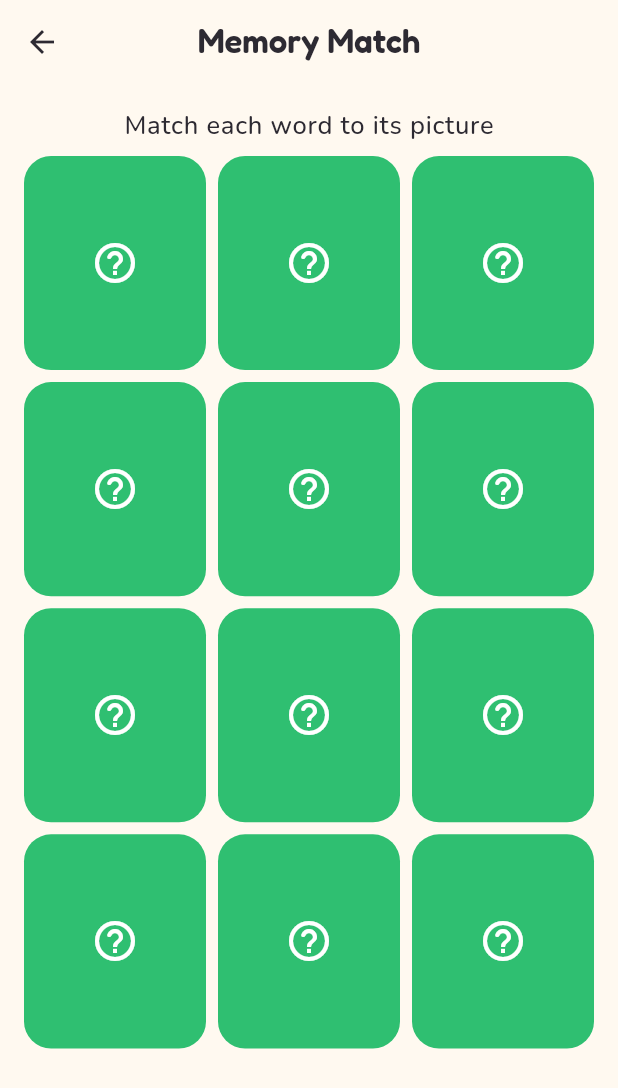
After one commit to cuzo12/ciao-kids, a Flutter app: the GamesHubScreen screen opened by its route, after a tap on "Memory Match", on a phone screen of 412 x 824 dp. The commit adds this screen. Shown: the top 1088 px of the screen. Run offline on Flutter 3.47's test engine with Material 3 defaults, Android fonts, the phone set to English and light mode, and no system bars; our stand-ins replace equatable, flutter_tts, get_it, go_router, google_fonts, shared_preferences and 1 more; accounts and stored records are empty.

Commit message:
Add Sound Match (pick-from-10 audio quiz) and Memory Match games

```diff
--- a/lib/core/router/app_router.dart
+++ b/lib/core/router/app_router.dart
@@ -23,6 +23,8 @@ import '../../features/games/presentation/screens/word_scramble_screen.dart';
 import '../../features/games/presentation/screens/flashcard_screen.dart';
 import '../../features/games/presentation/screens/fill_blank_screen.dart';
 import '../../features/games/presentation/screens/emoji_match_screen.dart';
+import '../../features/games/presentation/screens/sound_match_screen.dart';
+import '../../features/games/presentation/screens/memory_match_screen.dart';
 import '../../features/curriculum/data/curriculum_data.dart';
 import '../../features/curriculum/presentation/screens/curriculum_screen.dart';
 import '../../features/curriculum/presentation/screens/curriculum_day_screen.dart';
@@ -167,6 +169,16 @@ class AppRouter {
         builder: (_, __) => const EmojiMatchScreen(),
       ),
       GoRoute(
+        path: Routes.soundMatch,
+        name: Routes.soundMatchName,
+        builder: (_, __) => const SoundMatchScreen(),
+      ),
+      GoRoute(
+        path: Routes.memoryMatch,
+        name: Routes.memoryMatchName,
+        builder: (_, __) => const MemoryMatchScreen(),
+      ),
+      GoRoute(
         path: Routes.review,
         name: Routes.reviewName,
         builder: (_, __) => const ReviewScreen(),
--- a/lib/core/router/app_routes.dart
+++ b/lib/core/router/app_routes.dart
@@ -53,6 +53,8 @@ abstract final class Routes {
   static const String flashcard = '/games/flashcard';
   static const String fillBlank = '/games/fill-blank';
   static const String emojiMatch = '/games/emoji-match';
+  static const String soundMatch = '/games/sound-match';
+  static const String memoryMatch = '/games/memory-match';
 
   /// Travel phrasebook.
   static const String phrasebook = '/phrasebook';
@@ -97,6 +99,8 @@ abstract final class Routes {
   static const String flashcardName = 'flashcard';
   static const String fillBlankName = 'fillBlank';
   static const String emojiMatchName = 'emojiMatch';
+  static const String soundMatchName = 'soundMatch';
+  static const String memoryMatchName = 'memoryMatch';
   static const String curriculumName = 'curriculum';
   static const String curriculumDayName = 'curriculumDay';
   static const String reviewName = 'review';
--- a/lib/features/games/presentation/screens/games_hub_screen.dart
+++ b/lib/features/games/presentation/screens/games_hub_screen.dart
@@ -51,6 +51,22 @@ class GamesHubScreen extends StatelessWidget {
               subtitle: 'Match words to their emoji',
               color: AppColors.accent,
               onTap: () => context.pushNamed(Routes.emojiMatchName),
+            ),
+            const SizedBox(height: AppSpacing.md),
+            _GameTile(
+              emoji: '🔊',
+              title: 'Sound Match',
+              subtitle: 'Hear it, then pick it out of 10',
+              color: AppColors.primary,
+              onTap: () => context.pushNamed(Routes.soundMatchName),
+            ),
+            const SizedBox(height: AppSpacing.md),
+            _GameTile(
+              emoji: '🧠',
+              title: 'Memory Match',
+              subtitle: 'Flip cards to match word & picture',
+              color: AppColors.secondary,
+              onTap: () => context.pushNamed(Routes.memoryMatchName),
             ),
           ],
         ),
--- /dev/null
+++ b/lib/features/games/presentation/screens/memory_match_screen.dart
@@ -0,0 +1,161 @@
+import 'package:flutter/material.dart';
+import 'package:provider/provider.dart';
+
+import '../../../../app/di/service_locator.dart';
+import '../../../../core/theme/app_colors.dart';
+import '../../../../core/theme/app_spacing.dart';
+import '../../../../core/vocab/vocab_bank.dart';
+import '../../../../shared/widgets/primary_button.dart';
+import '../../../auth/presentation/controllers/auth_controller.dart';
+import '../../../mastery/data/mastery_service.dart';
+import '../../../player/presentation/controllers/player_controller.dart';
+
+/// Memory / concentration: flip cards to match each Italian word to its emoji.
+class MemoryMatchScreen extends StatefulWidget {
+  const MemoryMatchScreen({super.key});
+
+  @override
+  State<MemoryMatchScreen> createState() => _MemoryMatchScreenState();
+}
+
+class _Card {
+  _Card(this.word, this.face);
+  final VocabWord word;
+  final String face; // emoji or the Italian word
+  bool matched = false;
+}
+
+class _MemoryMatchScreenState extends State<MemoryMatchScreen> {
+  final MasteryService _mastery = sl<MasteryService>();
+  late final String _uid;
+  late final List<_Card> _cards;
+  final List<int> _revealed = <int>[];
+  bool _busy = false;
+  int _moves = 0;
+  bool _awarded = false;
+
+  @override
+  void initState() {
+    super.initState();
+    _uid = context.read<AuthController>().user?.id ?? 'guest';
+    final List<VocabWord> words = _mastery.draw(_uid, 6, needEmoji: true);
+    _cards = <_Card>[
+      for (final VocabWord w in words) ...<_Card>[_Card(w, w.emoji), _Card(w, w.it)],
+    ]..shuffle();
+  }
+
+  bool get _done => _cards.every((_Card c) => c.matched);
+
+  void _tap(int i) {
+    if (_busy || _cards[i].matched || _revealed.contains(i)) return;
+    setState(() => _revealed.add(i));
+    if (_revealed.length < 2) return;
+
+    _moves++;
+    final _Card a = _cards[_revealed[0]];
+    final _Card b = _cards[_revealed[1]];
+    if (a.word.id == b.word.id) {
+      _mastery.record(_uid, a.word.id, true);
+      setState(() {
+        a.matched = true;
+        b.matched = true;
+        _revealed.clear();
+      });
+      if (_done && !_awarded) {
+        _awarded = true;
+        context.read<PlayerController>().record(xp: 15, coins: 3);
+      }
+    } else {
+      _busy = true;
+      Future<void>.delayed(const Duration(milliseconds: 850), () {
+        if (!mounted) return;
+        setState(() {
+          _revealed.clear();
+          _busy = false;
+        });
+      });
+    }
+  }
+
+  @override
+  Widget build(BuildContext context) {
+    final TextTheme text = Theme.of(context).textTheme;
+
+    if (_done) {
+      return Scaffold(
+        appBar: AppBar(title: const Text('Memory Match')),
+        body: SafeArea(
+          child: Center(
+            child: Column(
+              mainAxisSize: MainAxisSize.min,
+              children: <Widget>[
+                const Text('🎉', style: TextStyle(fontSize: 64)),
+                const SizedBox(height: AppSpacing.md),
+                Text('All matched in $_moves moves!', style: text.headlineMedium),
+                const SizedBox(height: AppSpacing.xl),
+                SizedBox(width: 200, child: PrimaryButton(label: 'Done', onPressed: () => Navigator.pop(context))),
+              ],
+            ),
+          ),
+        ),
+      );
+    }
+
+    return Scaffold(
+      appBar: AppBar(title: const Text('Memory Match')),
+      body: SafeArea(
+        child: Padding(
+          padding: const EdgeInsets.all(AppSpacing.md),
+          child: Column(
+            children: <Widget>[
+              Text('Match each word to its picture', style: text.bodyLarge),
+              const SizedBox(height: AppSpacing.sm),
+              Expanded(
+                child: GridView.builder(
+                  gridDelegate: const SliverGridDelegateWithFixedCrossAxisCount(
+                    crossAxisCount: 3,
+                    mainAxisSpacing: AppSpacing.sm,
+                    crossAxisSpacing: AppSpacing.sm,
+                    childAspectRatio: 0.85,
+                  ),
+                  itemCount: _cards.length,
+                  itemBuilder: (BuildContext context, int i) {
+                    final _Card c = _cards[i];
+                    final bool up = c.matched || _revealed.contains(i);
+                    return GestureDetector(
+                      onTap: () => _tap(i),
+                      child: AnimatedContainer(
+                        duration: const Duration(milliseconds: 150),
+                        decoration: BoxDecoration(
+                          color: c.matched
+                              ? AppColors.success.withValues(alpha: 0.18)
+                              : up
+                                  ? Theme.of(context).colorScheme.surfaceContainerHighest
+                                  : AppColors.primary,
+                          borderRadius: BorderRadius.circular(AppSpacing.radiusMd),
+                        ),
+                        alignment: Alignment.center,
+                        padding: const EdgeInsets.all(AppSpacing.xs),
+                        child: up
+                            ? FittedBox(
+                                child: Text(
+                                  c.face,
+                                  textAlign: TextAlign.center,
+                                  style: c.face.length <= 3
+                                      ? const TextStyle(fontSize: 40)
+                                      : text.titleMedium,
+                                ),
+                              )
+                            : const Icon(Icons.help_outline_rounded, color: Colors.white, size: 32),
+                      ),
+                    );
+                  },
+                ),
+              ),
+            ],
+          ),
+        ),
+      ),
+    );
+  }
+}
```
Also changed, not shown: lib/features/games/presentation/screens/sound_match_screen.dart (added, +195 -0 lines), .claude/settings.local.json.
